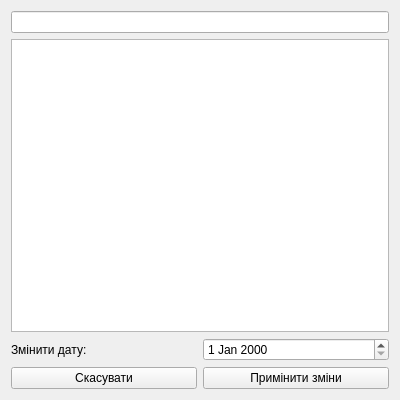
DonchykVitaliy/QT-task-manager, file QTtask Project/edit_task_window.ui: the form before one commit.
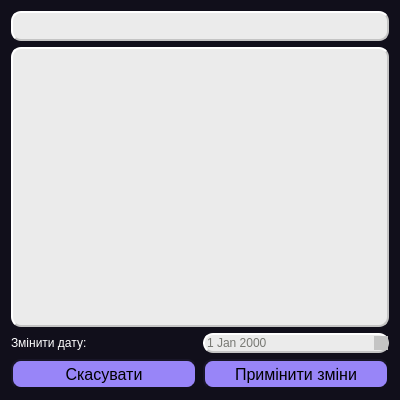
The form after the commit. Icons and pictures are not drawn.

What changed in the file:
```diff
--- a/QTtask Project/edit_task_window.ui
+++ b/QTtask Project/edit_task_window.ui
@@ -13,28 +13,141 @@
   <property name="windowTitle">
    <string>Form</string>
   </property>
+  <property name="styleSheet">
+   <string notr="true">background-color: rgb(17, 15, 27);</string>
+  </property>
   <layout class="QVBoxLayout" name="verticalLayout">
    <item>
     <widget class="QLineEdit" name="nameFile">
+     <property name="minimumSize">
+      <size>
+       <width>0</width>
+       <height>30</height>
+      </size>
+     </property>
+     <property name="font">
+      <font>
+       <pointsize>10</pointsize>
+      </font>
+     </property>
+     <property name="styleSheet">
+      <string notr="true">QLineEdit
+{
+	border-style: outset;
+    border-width: 2px;
+    border-radius: 10px;
+	
+	
+	background-color: rgb(235, 235, 235);
+	border-color: rgb(196, 196, 196);
+	color: rgb(119, 120, 115);
+}</string>
+     </property>
      <property name="text">
       <string/>
      </property>
     </widget>
    </item>
    <item>
-    <widget class="QTextEdit" name="textFile"/>
+    <widget class="QTextEdit" name="textFile">
+     <property name="font">
+      <font>
+       <pointsize>10</pointsize>
+      </font>
+     </property>
+     <property name="styleSheet">
+      <string notr="true">QTextEdit
+{
+	border-style: outset;
+    border-width: 2px;
+    border-radius: 10px;
+	
+	
+	background-color: rgb(235, 235, 235);
+	border-color: rgb(196, 196, 196);
+	color: rgb(119, 120, 115);
+}
+
+    QScrollBar:vertical {
+        background: #e0e0e0;
+        width: 12px;
+        margin: 2px 0 2px 0;
+        border-radius: 6px;
+    }
+    QScrollBar::handle:vertical {
+        background: #9c9c9c;
+        border-radius: 6px;
+        min-height: 20px;
+    }
+    QScrollBar::handle:vertical:hover {
+        background: #666;
+    }
+    QScrollBar::add-line:vertical,
+    QScrollBar::sub-line:vertical {
+        height: 0;
+    }
+    QScrollBar::add-page:vertical,
+    QScrollBar::sub-page:vertical {
+        background: none;
+    }</string>
+     </property>
+    </widget>
    </item>
    <item>
     <layout class="QHBoxLayout" name="horizontalLayout_2">
      <item>
       <widget class="QLabel" name="label">
+       <property name="styleSheet">
+        <string notr="true">color: rgb(255, 255, 255);</string>
+       </property>
        <property name="text">
         <string>Змінити дату:</string>
        </property>
       </widget>
      </item>
      <item>
-      <widget class="QDateEdit" name="dataFile"/>
+      <widget class="QDateEdit" name="dataFile">
+       <property name="styleSheet">
+        <string notr="true">QDateEdit
+{
+	border-style: outset;
+    border-width: 2px;
+    border-radius: 10px;
+	
+	background-color: rgb(235, 235, 235);
+	border-color: rgb(196, 196, 196);
+	color: rgb(119, 120, 115);
+}
+QDateEdit::up-button
+{
+	border-style: outset;
+    border-width: 2px;
+    border-radius: 4px;
+
+	border:none;
+	background-color: rgb(196, 196, 196);
+}
+QDateEdit::down-button
+{
+	border-style: outset;
+    border-width: 2px;
+    border-radius: 4px;
+
+	border:none;
+	background-color: rgb(196, 196, 196);
+}
+QDateEdit::up-arrow {
+        image: url(:/icon/icons/up_arrow.png);
+        width: 20px;
+        height: 10px;
+    }
+QDateEdit::down-arrow {
+        image: url(:/icon/icons/down_arrow.png);
+        width: 20px;
+        height: 10px;
+    }</string>
+       </property>
+      </widget>
      </item>
     </layout>
    </item>
@@ -42,6 +155,33 @@
     <layout class="QHBoxLayout" name="horizontalLayout">
      <item>
       <widget class="QPushButton" name="pushButton">
+       <property name="minimumSize">
+        <size>
+         <width>0</width>
+         <height>30</height>
+        </size>
+       </property>
+       <property name="styleSheet">
+        <string notr="true">QPushButton
+{
+	font-size: 12pt;
+	border-style: outset;
+    border-width: 2px;
+    border-radius: 10px;
+	
+	background-color: rgb(152, 133, 248);
+	color: rgb(0, 0, 0);
+	border-color: rgb(17, 15, 27);
+}
+QPushButton:hover
+{
+	background-color: rgb(121, 97, 245);
+}
+QPushButton:pressed
+{
+	background-color: rgb(97, 72, 226);
+}</string>
+       </property>
        <property name="text">
         <string>Скасувати</string>
        </property>
@@ -49,6 +189,34 @@
      </item>
      <item>
       <widget class="QPushButton" name="doneBtn">
+       <property name="minimumSize">
+        <size>
+         <width>0</width>
+         <height>30</height>
+        </size>
+       </property>
+       <property name="styleSheet">
+        <string notr="true">QPushButton
+{
+	font-size: 12pt;
+	border-style: outset;
+    border-width: 2px;
+    border-radius: 10px;
+	
+	background-color: rgb(152, 133, 248);
+	color: rgb(0, 0, 0);
+	border-color: rgb(17, 15, 27);
+}
+QPushButton:hover
+{
+	background-color: rgb(121, 97, 245);
+}
+QPushButton:pressed
+{
+	background-color: rgb(97, 72, 226);
+}
+</string>
+       </property>
        <property name="text">
         <string>Примінити зміни</string>
        </property>
```
